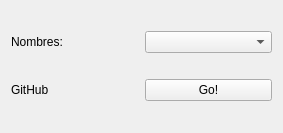
Qt form creditosform.ui (FLiamTech/askme) before a commit.
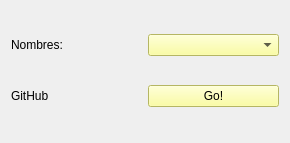
The same form after that commit.

The edit to the form file:
```diff
--- a/creditosform.ui
+++ b/creditosform.ui
@@ -6,8 +6,8 @@
    <rect>
     <x>0</x>
     <y>0</y>
-    <width>283</width>
-    <height>133</height>
+    <width>290</width>
+    <height>143</height>
    </rect>
   </property>
   <property name="windowTitle">
@@ -30,13 +30,23 @@
    </item>
    <item row="1" column="1">
     <widget class="QPushButton" name="pushButton">
+     <property name="styleSheet">
+      <string notr="true">background-color: rgb(253, 255, 138);
+font: 700 italic 9pt &quot;Segoe UI&quot;;
+color: rgb(0, 0, 0);</string>
+     </property>
      <property name="text">
       <string>Go!</string>
      </property>
     </widget>
    </item>
    <item row="0" column="1">
-    <widget class="QComboBox" name="comboBox"/>
+    <widget class="QComboBox" name="comboBox">
+     <property name="styleSheet">
+      <string notr="true">font: italic 9pt &quot;Segoe UI&quot;;
+background-color: rgb(253, 255, 138);</string>
+     </property>
+    </widget>
    </item>
   </layout>
  </widget>
```
